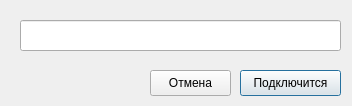
BagaJimbildan/LAS_SibSIU, file design_ui/DomainName.ui: the form before one commit.
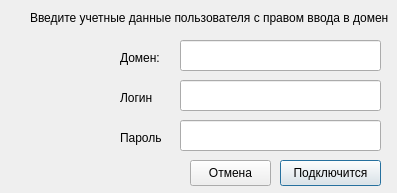
The form after the commit.

Commit message: можно вводить в домен, ура

Patch:
```diff
--- a/design_ui/DomainName.ui
+++ b/design_ui/DomainName.ui
@@ -6,8 +6,8 @@
    <rect>
     <x>0</x>
     <y>0</y>
-    <width>352</width>
-    <height>106</height>
+    <width>397</width>
+    <height>193</height>
    </rect>
   </property>
   <property name="windowTitle">
@@ -16,8 +16,8 @@
   <widget class="QPushButton" name="btn_ok">
    <property name="geometry">
     <rect>
-     <x>240</x>
-     <y>70</y>
+     <x>280</x>
+     <y>160</y>
      <width>101</width>
      <height>26</height>
     </rect>
@@ -29,8 +29,8 @@
   <widget class="QPushButton" name="btn_cancel">
    <property name="geometry">
     <rect>
-     <x>150</x>
-     <y>70</y>
+     <x>190</x>
+     <y>160</y>
      <width>81</width>
      <height>26</height>
     </rect>
@@ -42,13 +42,88 @@
   <widget class="QLineEdit" name="tb_name">
    <property name="geometry">
     <rect>
-     <x>20</x>
-     <y>20</y>
-     <width>321</width>
+     <x>180</x>
+     <y>40</y>
+     <width>201</width>
      <height>31</height>
     </rect>
    </property>
   </widget>
+  <widget class="QLineEdit" name="tb_pass">
+   <property name="geometry">
+    <rect>
+     <x>180</x>
+     <y>120</y>
+     <width>201</width>
+     <height>31</height>
+    </rect>
+   </property>
+   <property name="echoMode">
+    <enum>QLineEdit::EchoMode::Password</enum>
+   </property>
+  </widget>
+  <widget class="QLabel" name="label">
+   <property name="geometry">
+    <rect>
+     <x>120</x>
+     <y>90</y>
+     <width>41</width>
+     <height>16</height>
+    </rect>
+   </property>
+   <property name="text">
+    <string>Логин</string>
+   </property>
+  </widget>
+  <widget class="QLabel" name="label_2">
+   <property name="geometry">
+    <rect>
+     <x>120</x>
+     <y>130</y>
+     <width>41</width>
+     <height>16</height>
+    </rect>
+   </property>
+   <property name="text">
+    <string>Пароль</string>
+   </property>
+  </widget>
+  <widget class="QLineEdit" name="tb_user">
+   <property name="geometry">
+    <rect>
+     <x>180</x>
+     <y>80</y>
+     <width>201</width>
+     <height>31</height>
+    </rect>
+   </property>
+  </widget>
+  <widget class="QLabel" name="lbl_domain">
+   <property name="geometry">
+    <rect>
+     <x>120</x>
+     <y>50</y>
+     <width>51</width>
+     <height>16</height>
+    </rect>
+   </property>
+   <property name="text">
+    <string>Домен:</string>
+   </property>
+  </widget>
+  <widget class="QLabel" name="label_3">
+   <property name="geometry">
+    <rect>
+     <x>30</x>
+     <y>10</y>
+     <width>361</width>
+     <height>16</height>
+    </rect>
+   </property>
+   <property name="text">
+    <string>Введите учетные данные пользователя с правом ввода в домен</string>
+   </property>
+  </widget>
  </widget>
  <resources/>
  <connections/>
```
Left out of the diff: 2 changed lines with no effect on the pictures. The commit also changes 10 other files.
